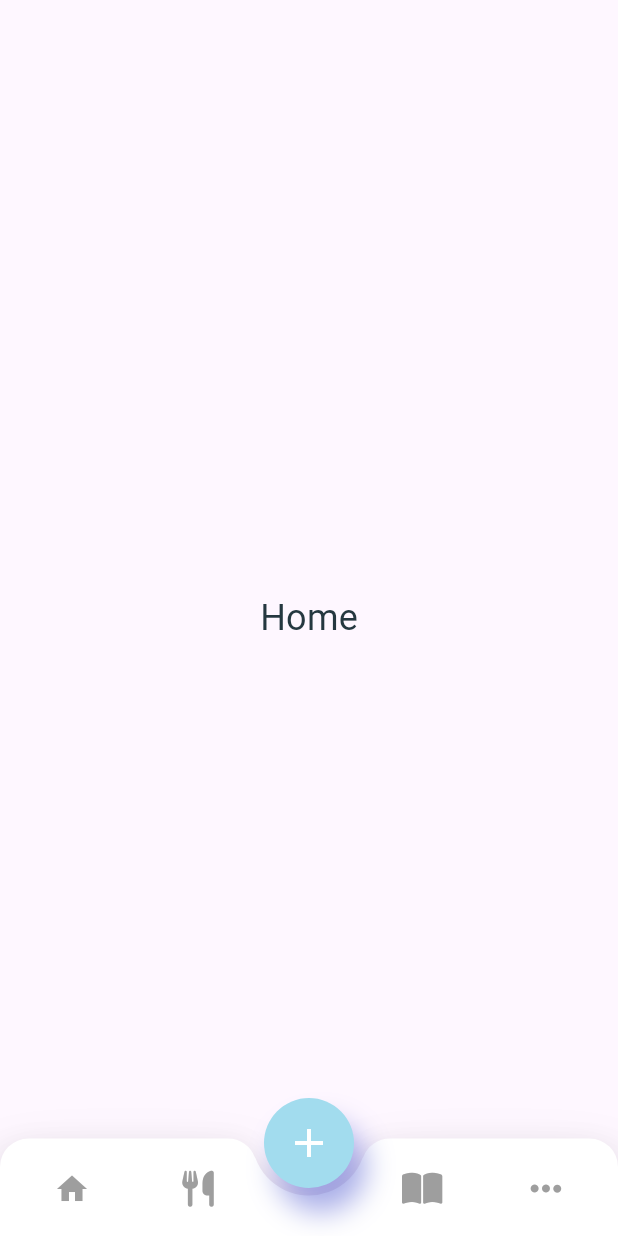
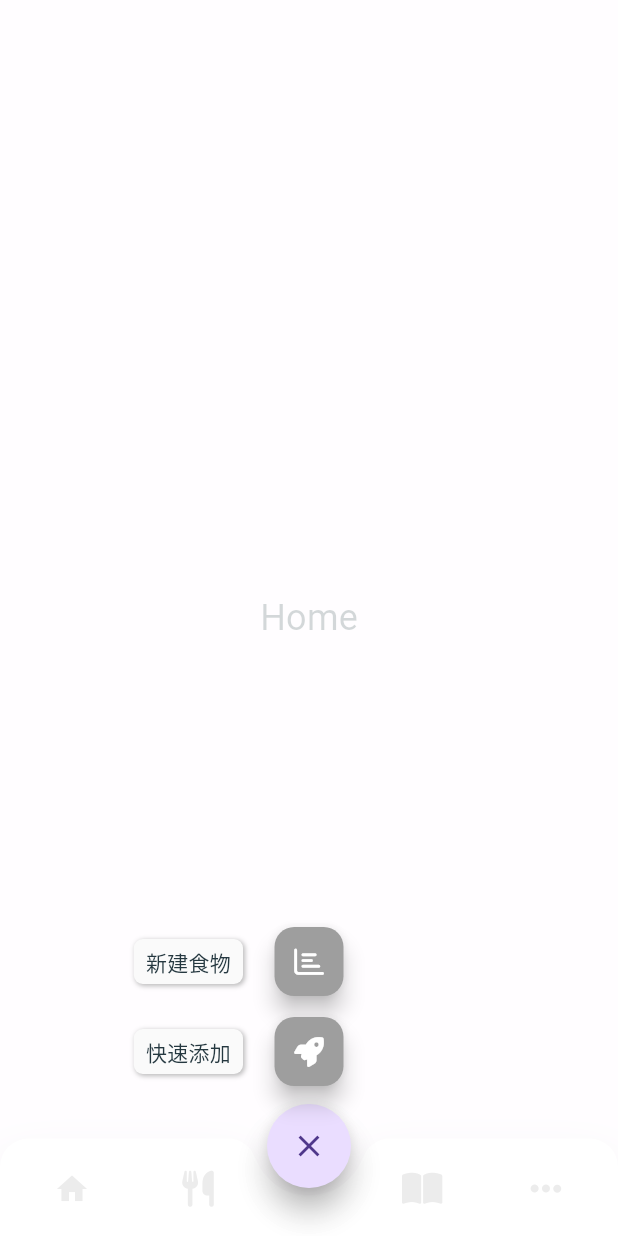
Before and after one commit to hauchenglee/calorietracker-flutter, a Flutter app: the screen it shows after launch, after a tap on the "add" icon, on a phone screen of 412 x 824 dp. Run offline on Flutter 3.47's test engine with Material 3 defaults, Android fonts, the phone set to English and light mode, and no system bars; drawn by our look-alikes of flutter_speed_dial; our stand-ins replace font_awesome_flutter.

Commit message:
feat(addition): flutter_speed_dial and rename_dialog

```diff
--- a/lib/main.dart
+++ b/lib/main.dart
@@ -2,7 +2,7 @@ import 'dart:io';
 
 import 'package:calorie_tracker_app/util/app_theme.dart';
 import 'package:calorie_tracker_app/util/constants.dart';
-import 'package:calorie_tracker_app/widget/bottom_bar/bottom_bar_screen.dart';
+import 'package:calorie_tracker_app/view/bottom_bar/bottom_bar_screen.dart';
 import 'package:flutter/foundation.dart' show kIsWeb;
 import 'package:flutter/material.dart';
 import 'package:flutter/services.dart';
--- /dev/null
+++ b/lib/view/addition/addition_bar_view.dart
@@ -0,0 +1,170 @@
+import 'package:calorie_tracker_app/view/addition/addition_quick_view.dart';
+import 'package:flutter/material.dart';
+import 'package:flutter_speed_dial/flutter_speed_dial.dart';
+import 'package:font_awesome_flutter/font_awesome_flutter.dart';
+
+import '../../widget/rename_dialog.dart';
+
+class AdditionBarContent extends StatelessWidget {
+  final TextEditingController _vc = TextEditingController();
+
+  final renderOverlay = true;
+  final switchLabelPosition = false;
+  final extend = false;
+  final customDialRoot = false;
+  final closeManually = false;
+  final isDialOpen = ValueNotifier<bool>(false);
+  final speedDialDirection = SpeedDialDirection.up;
+  final buttonSize = const Size(56.0, 56.0);
+  final childrenButtonSize = const Size(56.0, 56.0);
+  final selectedfABLocation = FloatingActionButtonLocation.centerDocked;
+  final items = [
+    FloatingActionButtonLocation.startFloat,
+    FloatingActionButtonLocation.startDocked,
+    FloatingActionButtonLocation.centerFloat,
+    FloatingActionButtonLocation.endFloat,
+    FloatingActionButtonLocation.endDocked,
+    FloatingActionButtonLocation.startTop,
+    FloatingActionButtonLocation.centerTop,
+    FloatingActionButtonLocation.endTop,
+  ];
+
+  AdditionBarContent({super.key});
+
+  @override
+  Widget build(BuildContext context) {
+    return WillPopScope(
+      onWillPop: () async {
+        if (isDialOpen.value) {
+          isDialOpen.value = false;
+          return false;
+        }
+        return true;
+      },
+      child: Scaffold(
+        backgroundColor: Colors.transparent, // 显式设置Scaffold背景为透明
+        floatingActionButtonLocation: selectedfABLocation,
+        floatingActionButton: SpeedDial(
+          // animatedIcon: AnimatedIcons.menu_close,
+          // animatedIconTheme: IconThemeData(size: 22.0),
+          // / This is ignored if animatedIcon is non null
+          // child: Text("open"),
+          // activeChild: Text("close"),
+          icon: Icons.add,
+          activeIcon: Icons.close,
+          spacing: 3,
+          openCloseDial: isDialOpen,
+          childPadding: const EdgeInsets.all(5),
+          spaceBetweenChildren: 4,
+          // dialRoot: customDialRoot
+          //     ? (ctx, open, toggleChildren) {
+          //         return ElevatedButton(
+          //           onPressed: toggleChildren,
+          //           style: ElevatedButton.styleFrom(
+          //             backgroundColor: Colors.blue[900],
+          //             padding: const EdgeInsets.symmetric(
+          //                 horizontal: 22, vertical: 18),
+          //           ),
+          //           child: const Text(
+          //             "Custom Dial Root",
+          //             style: TextStyle(fontSize: 17),
+          //           ),
+          //         );
+          //       }
+          //     : null,
+          buttonSize: buttonSize,
+          // it's the SpeedDial size which defaults to 56 itself
+          // iconTheme: IconThemeData(size: 22),
+          label: extend ? const Text("Open") : null,
+          // The label of the main button.
+          /// The active label of the main button, Defaults to label if not specified.
+          activeLabel: extend ? const Text("Close") : null,
+
+          /// Transition Builder between label and activeLabel, defaults to FadeTransition.
+          // labelTransitionBuilder: (widget, animation) => ScaleTransition(scale: animation,child: widget),
+          /// The below button size defaults to 56 itself, its the SpeedDial childrens size
+          childrenButtonSize: childrenButtonSize,
+          direction: speedDialDirection,
+          switchLabelPosition: switchLabelPosition,
+
+          /// If true user is forced to close dial manually
+          closeManually: closeManually,
+
+          /// If false, backgroundOverlay will not be rendered.
+          renderOverlay: renderOverlay,
+          // overlayColor: Colors.black,
+          // overlayOpacity: 0.5,
+          onOpen: () => debugPrint('OPENING DIAL'),
+          onClose: () => debugPrint('DIAL CLOSED'),
+          tooltip: 'Open Speed Dial',
+          heroTag: 'speed-dial-hero-tag',
+          // foregroundColor: Colors.black,
+          // backgroundColor: Colors.white,
+          // activeForegroundColor: Colors.red,
+          // activeBackgroundColor: Colors.blue,
+          elevation: 8.0,
+          animationCurve: Curves.elasticInOut,
+          isOpenOnStart: false,
+          shape: customDialRoot
+              ? const RoundedRectangleBorder()
+              : const StadiumBorder(),
+          // childMargin: EdgeInsets.symmetric(horizontal: 10, vertical: 5),
+          children: [
+            SpeedDialChild(
+              child: const Icon(FontAwesomeIcons.rocket),
+              backgroundColor: Colors.grey,
+              foregroundColor: Colors.white,
+              label: '快速添加',
+              onTap: () => {
+                showDialog(
+                  barrierDismissible: false,
+                  context: context,
+                  builder: (context) {
+                    return RenameDialog(
+                      contentWidget: AdditionQuickView(
+                        title: "請輸入飲食記錄",
+                        okBtnTap: () {
+                          print(
+                            "输入框中的文字为:${_vc.text}",
+                          );
+                        },
+                        vc: _vc,
+                        cancelBtnTap: () {},
+                      ),
+                    );
+                  },
+                ),
+              },
+            ),
+            SpeedDialChild(
+              child: const Icon(FontAwesomeIcons.chartBar),
+              backgroundColor: Colors.grey,
+              foregroundColor: Colors.white,
+              label: '新建食物',
+              onTap: () => {
+                showDialog(
+                  barrierDismissible: false,
+                  context: context,
+                  builder: (context) {
+                    return RenameDialog(
+                      contentWidget: AdditionQuickView(
+                        title: "請輸入食物數據",
+                        okBtnTap: () {
+                          print(
+                            "输入框中的文字为:${_vc.text}",
+                          );
+                        },
+                        vc: _vc,
+                        cancelBtnTap: () {},
+                      ),
+                    );
+                  },
+                ),
+              },
+            ),
+          ],
+        ),
+      ),
+    );
+  }
+}
--- a/lib/widget/bottom_bar/bottom_bar_screen.dart
+++ b/lib/view/bottom_bar/bottom_bar_screen.dart
@@ -3,7 +3,7 @@ import 'package:calorie_tracker_app/feature/food/food_screen.dart';
 import 'package:calorie_tracker_app/feature/home/home_screen.dart';
 import 'package:calorie_tracker_app/feature/more/more_screen.dart';
 import 'package:calorie_tracker_app/util/app_theme.dart';
-import 'package:calorie_tracker_app/widget/bottom_bar/tab_icon_data.dart';
+import 'package:calorie_tracker_app/view/bottom_bar/tab_icon_data.dart';
 import 'package:flutter/material.dart';
 
 import 'bottom_bar_view.dart';
--- a/lib/widget/bottom_bar/bottom_bar_view.dart
+++ b/lib/view/bottom_bar/bottom_bar_view.dart
@@ -1,8 +1,8 @@
 import 'dart:math' as math;
 
 import 'package:calorie_tracker_app/util/app_theme.dart';
-import 'package:calorie_tracker_app/util/hex_color.dart';
-import 'package:calorie_tracker_app/widget/bottom_bar/tab_icon_data.dart';
+import 'package:calorie_tracker_app/view/addition/addition_bar_view.dart';
+import 'package:calorie_tracker_app/view/bottom_bar/tab_icon_data.dart';
 import 'package:flutter/material.dart';
 
 class BottomBarView extends StatefulWidget {
@@ -154,56 +154,10 @@ class _BottomBarViewState extends State<BottomBarView>
                         CurvedAnimation(
                             parent: animationController!,
                             curve: Curves.fastOutSlowIn)),
-                    child: Container(
-                      // alignment: Alignment.center,s
-                      decoration: BoxDecoration(
-                        color: HexColor('#A2DCEE'),
-                        /**
-                         * 这段代码是一个渐变色设置，使用的是 LinearGradient 类，它属于 Flutter 中用于定义线性渐变的小部件。
-                         * 在这里，渐变被应用于某个组件的 decoration 属性，比如一个 Container、BoxDecoration 或者其他可视化元素的背景。
-                         */
-                        // gradient: LinearGradient(
-                        //     colors: [
-                        //       AppTheme.nearlyDarkBlue,
-                        //       HexColor('#6A88E5'),
-                        //     ],
-                        //     begin: Alignment.topLeft,
-                        //     end: Alignment.bottomRight),
-                        shape: BoxShape.circle,
-                        boxShadow: <BoxShadow>[
-                          BoxShadow(
-                              color: AppTheme.nearlyDarkBlue.withOpacity(0.4),
-                              offset: const Offset(8.0, 16.0),
-                              blurRadius: 16.0),
-                        ],
-                      ),
-                      child: Material(
-                        /// 设置 Material 小部件的背景颜色为透明。这样做是为了确保水墨效果（ink effect）是在一个透明的背景上呈现，不影响其他背景元素。
-                        color: Colors.transparent,
-                        child: InkWell(
-                          /// 设置触摸波纹效果的颜色。这里使用白色的波纹，不过透明度设置为0.1，使得波纹效果非常微弱，几乎看不清，仅有轻微的视觉提示。
-                          splashColor: Colors.white.withOpacity(0.1),
-
-                          /// 设置高亮颜色为透明。在材料设计中，高亮颜色是指触摸或点击小部件时的背景颜色。透明表示没有明显的颜色变化。
-                          highlightColor: Colors.transparent,
-
-                          /// 设置聚焦时的颜色为透明。聚焦通常发生在用户通过键盘导航到小部件或小部件成为焦点时。透明意味着在聚焦时不会有任何颜色变化。
-                          focusColor: Colors.transparent,
-
-                          /// onTap 是一个回调函数，当用户点击这个 InkWell 时会被触发。widget.addClick 可能是外部传入的一个函数，用于处理点击事件。
-                          onTap: widget.addClick,
-                          child: const Icon(
-                            /// 这是 InkWell 的子小部件，一个图标。
-                            Icons.add,
-
-                            /// 设置图标的颜色为白色，这通常是为了确保图标在任何背景上都能清晰可见。
-                            color: AppTheme.white,
-
-                            /// 设置图标的大小为32像素。这是图标的尺寸，确保图标足够大，用户可以容易点击。
-                            size: 32,
-                          ),
-                        ),
-                      ),
+                    child: Material(
+                      color: Colors.transparent,
+                      child:
+                          AdditionBarContent(), // 假设 AdditionBarView 是你要显示的自定义视图或部件
                     ),
                   ),
                 ),
--- /dev/null
+++ b/lib/widget/rename_dialog.dart
@@ -0,0 +1,13 @@
+import 'package:flutter/material.dart';
+
+class RenameDialog extends AlertDialog {
+  RenameDialog({super.key, required Widget contentWidget})
+      : super(
+          content: contentWidget,
+          contentPadding: EdgeInsets.zero,
+          shape: RoundedRectangleBorder(
+            borderRadius: BorderRadius.circular(20),
+            side: BorderSide(color: Colors.blue, width: 3),
+          ),
+        );
+}
--- a/pubspec.yaml
+++ b/pubspec.yaml
@@ -39,6 +39,7 @@ dependencies:
   flutter_rating_bar: ^4.0.1
   intl: ^0.17.0
   animations: ^2.0.3
+  flutter_speed_dial: ^7.0.0
 
 dev_dependencies:
   flutter_test:
```
Also changed, not shown: lib/view/addition/addition_quick_view.dart (added, +111 -0 lines), lib/widget/addition/addition_screen.dart (deleted, +0 -14 lines), lib/view/bottom_bar/tab_icon_data.dart (renamed from lib/widget/bottom_bar/tab_icon_data.dart), pubspec.lock.
